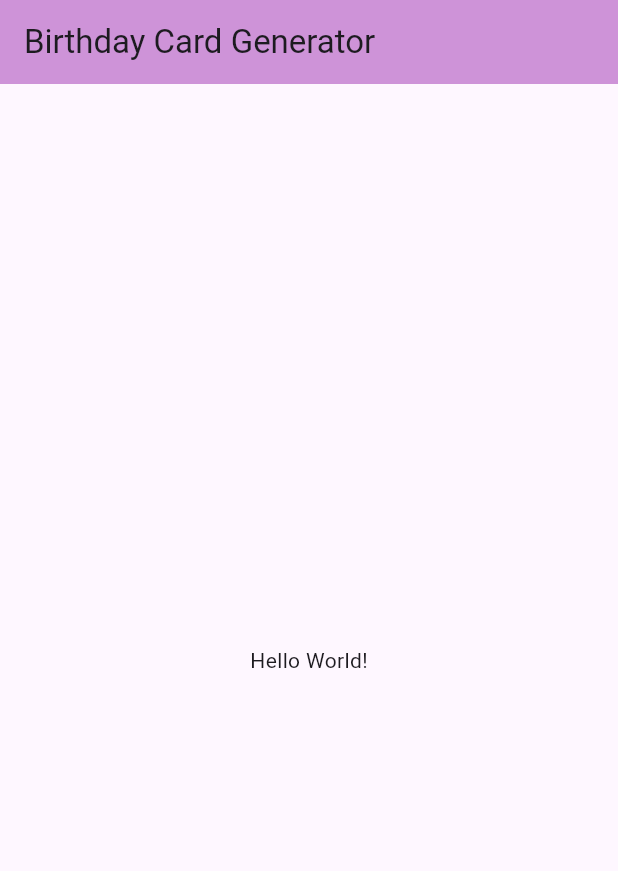
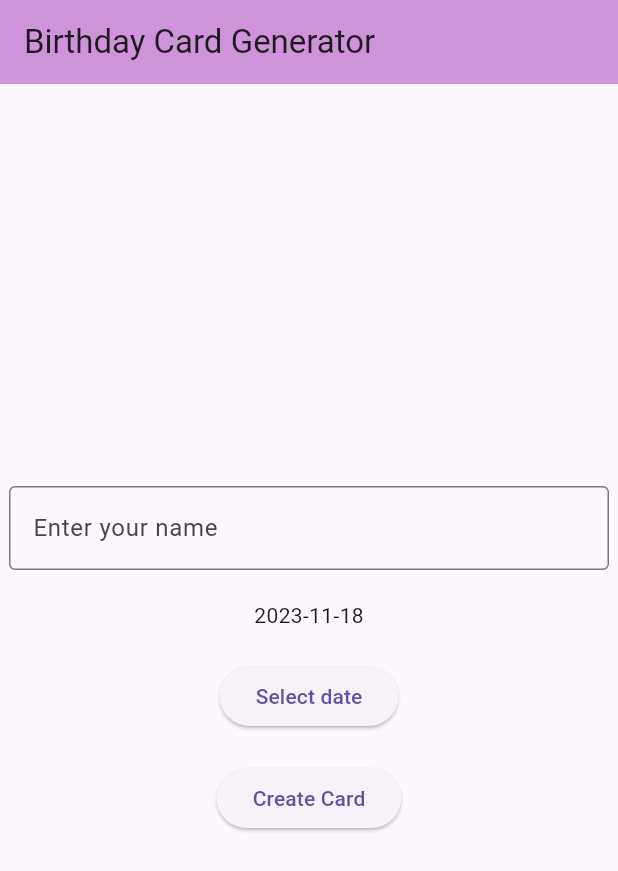
Before and after one commit to PjrCodes/wkshp_app, a Flutter app: the screen it shows after launch, on a phone screen of 412 x 824 dp. Shown: the top 871 px of the screen. Run offline on Flutter 3.47's test engine with Material 3 defaults, Android fonts, the light colour scheme and no system bars.

Commit message:
date picker

```diff
--- a/lib/main.dart
+++ b/lib/main.dart
@@ -24,6 +24,24 @@
 }
 
 class _MyHomePageState extends State<MyHomePage> {
+  TextEditingController nameController = TextEditingController();
+
+  DateTime selectedDate = DateTime.now();
+
+  Future<void> _selectDate(BuildContext context) async {
+    final DateTime? picked = await showDatePicker(
+      context: context,
+      initialDate: selectedDate,
+      firstDate: DateTime(2000), // Actually 01/01/2000
+      lastDate: DateTime(2024),
+    );
+    if (picked != null && picked != selectedDate) {
+      setState(() {
+        selectedDate = picked;
+      });
+    }
+  }
+
   @override
   Widget build(BuildContext context) {
     return Scaffold(
@@ -31,9 +49,36 @@
         backgroundColor: Colors.purple.shade200,
         title: const Text("Birthday Card Generator"),
       ),
-      body: const Center(
-        child: Text("Hello World!"),
-      ), // The comma at the end makes everything look nicer.
+      body: Center(
+          child: Column(
+        mainAxisAlignment: MainAxisAlignment.center,
+        children: <Widget>[
+          SizedBox(
+            width: 400.0,
+            child: TextField(
+              controller: nameController,
+              decoration: const InputDecoration(
+                border: OutlineInputBorder(),
+                labelText: 'Enter your name',
+              ),
+            ),
+          ),
+          const SizedBox(height: 20),
+          Text("${selectedDate.toLocal()}".split(' ')[0]),
+          const SizedBox(
+            height: 20.0,
+          ),
+          ElevatedButton(
+            onPressed: () => _selectDate(context),
+            child: const Text('Select date'),
+          ),
+          const SizedBox(height: 20.0,),
+          ElevatedButton(
+            child: const Text("Create Card"),
+            onPressed: () {},
+          )
+        ],
+      )), // The comma at the end makes everything look nicer.
     );
   }
 }
```
